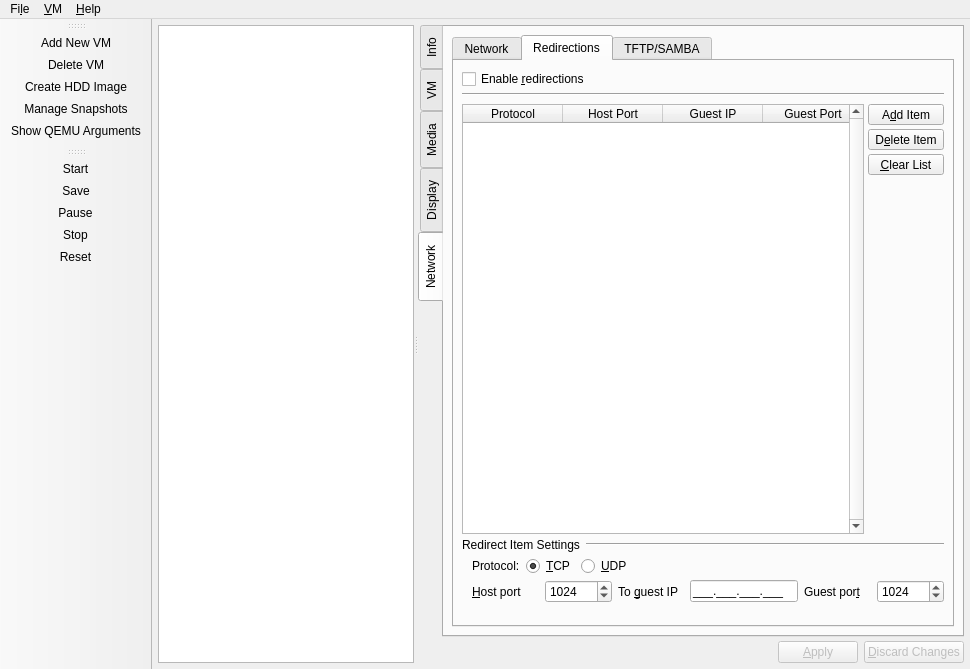
The window that src/Main_Window.ui (tobimensch/aqemu) describes before a commit, drawn with Qt 5.
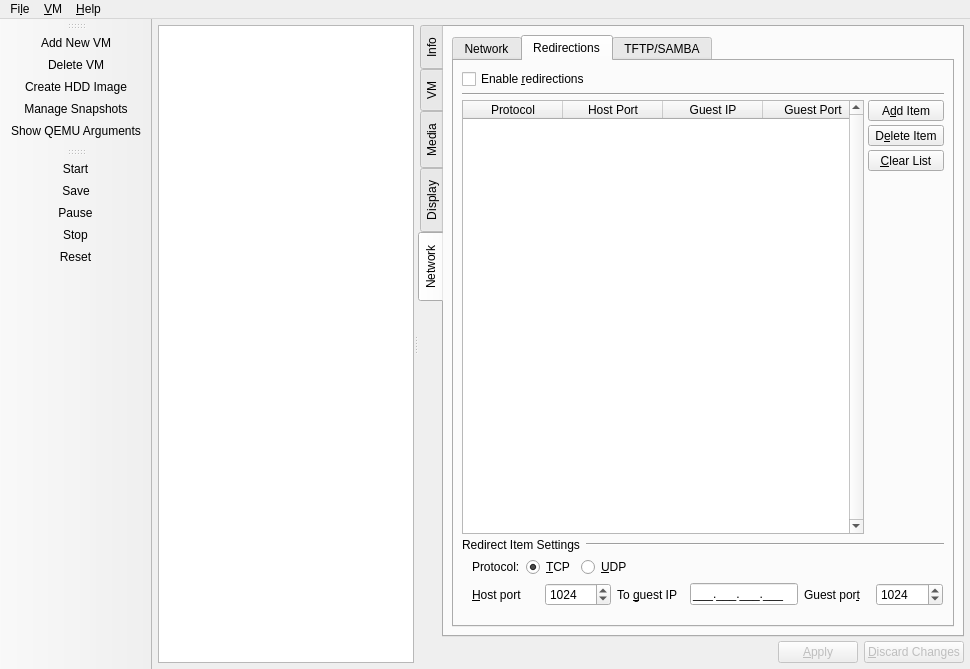
The same window after the commit. Icons and pictures are not drawn. Custom widgets are drawn as their Qt base class.

Commit message: Fixed/Corrected disabled/enabled of widgets when VMs are started/stopped.

Diff of the .ui file:
```diff
--- a/src/Main_Window.ui
+++ b/src/Main_Window.ui
@@ -2385,178 +2385,7 @@
                 <property name="topMargin">
                  <number>8</number>
                 </property>
-                <item row="6" column="1">
-                 <widget class="QWidget" name="Widget_Redirection_Buttons" native="true">
-                  <layout class="QVBoxLayout" name="verticalLayout_6">
-                   <property name="leftMargin">
-                    <number>0</number>
-                   </property>
-                   <property name="topMargin">
-                    <number>0</number>
-                   </property>
-                   <property name="rightMargin">
-                    <number>0</number>
-                   </property>
-                   <property name="bottomMargin">
-                    <number>0</number>
-                   </property>
-                   <item>
-                    <widget class="QToolButton" name="Button_Add_Redirections">
-                     <property name="sizePolicy">
-                      <sizepolicy hsizetype="Minimum" vsizetype="Fixed">
-                       <horstretch>0</horstretch>
-                       <verstretch>0</verstretch>
-                      </sizepolicy>
-                     </property>
-                     <property name="text">
-                      <string>A&amp;dd Item</string>
-                     </property>
-                     <property name="icon">
-                      <iconset resource="../resources/icons.qrc">
-                       <normaloff>:/add.png</normaloff>:/add.png</iconset>
-                     </property>
-                     <property name="toolButtonStyle">
-                      <enum>Qt::ToolButtonTextUnderIcon</enum>
-                     </property>
-                    </widget>
-                   </item>
-                   <item>
-                    <widget class="QToolButton" name="Button_Delete_Redirections">
-                     <property name="sizePolicy">
-                      <sizepolicy hsizetype="Minimum" vsizetype="Fixed">
-                       <horstretch>0</horstretch>
-                       <verstretch>0</verstretch>
-                      </sizepolicy>
-                     </property>
-                     <property name="text">
-                      <string>D&amp;elete Item</string>
-                     </property>
-                     <property name="icon">
-                      <iconset resource="../resources/icons.qrc">
-                       <normaloff>:/remove.png</normaloff>:/remove.png</iconset>
-                     </property>
-                     <property name="toolButtonStyle">
-                      <enum>Qt::ToolButtonTextUnderIcon</enum>
-                     </property>
-                    </widget>
-                   </item>
-                   <item>
-                    <widget class="QToolButton" name="Button_Clear_Redirections">
-                     <property name="sizePolicy">
-                      <sizepolicy hsizetype="Minimum" vsizetype="Fixed">
-                       <horstretch>0</horstretch>
-                       <verstretch>0</verstretch>
-                      </sizepolicy>
-                     </property>
-                     <property name="text">
-                      <string>&amp;Clear List</string>
-                     </property>
-                     <property name="icon">
-                      <iconset resource="../resources/icons.qrc">
-                       <normaloff>:/error.png</normaloff>:/error.png</iconset>
-                     </property>
-                     <property name="toolButtonStyle">
-                      <enum>Qt::ToolButtonTextUnderIcon</enum>
-                     </property>
-                    </widget>
-                   </item>
-                   <item>
-                    <spacer name="verticalSpacer_16">
-                     <property name="orientation">
-                      <enum>Qt::Vertical</enum>
-                     </property>
-                     <property name="sizeType">
-                      <enum>QSizePolicy::Expanding</enum>
-                     </property>
-                     <property name="sizeHint" stdset="0">
-                      <size>
-                       <width>20</width>
-                       <height>61</height>
-                      </size>
-                     </property>
-                    </spacer>
-                   </item>
-                  </layout>
-                 </widget>
-                </item>
-                <item row="6" column="0">
-                 <widget class="QTableWidget" name="Redirections_List">
-                  <property name="sizePolicy">
-                   <sizepolicy hsizetype="Expanding" vsizetype="Expanding">
-                    <horstretch>0</horstretch>
-                    <verstretch>0</verstretch>
-                   </sizepolicy>
-                  </property>
-                  <property name="minimumSize">
-                   <size>
-                    <width>0</width>
-                    <height>0</height>
-                   </size>
-                  </property>
-                  <property name="verticalScrollBarPolicy">
-                   <enum>Qt::ScrollBarAlwaysOn</enum>
-                  </property>
-                  <property name="horizontalScrollBarPolicy">
-                   <enum>Qt::ScrollBarAlwaysOff</enum>
-                  </property>
-                  <property name="sizeAdjustPolicy">
-                   <enum>QAbstractScrollArea::AdjustIgnored</enum>
-                  </property>
-                  <property name="editTriggers">
-                   <set>QAbstractItemView::NoEditTriggers</set>
-                  </property>
-                  <property name="selectionMode">
-                   <enum>QAbstractItemView::SingleSelection</enum>
-                  </property>
-                  <property name="selectionBehavior">
-                   <enum>QAbstractItemView::SelectRows</enum>
-                  </property>
-                  <property name="verticalScrollMode">
-                   <enum>QAbstractItemView::ScrollPerPixel</enum>
-                  </property>
-                  <column>
-                   <property name="text">
-                    <string>Protocol</string>
-                   </property>
-                   <property name="font">
-                    <font>
-                     <pointsize>9</pointsize>
-                    </font>
-                   </property>
-                  </column>
-                  <column>
-                   <property name="text">
-                    <string>Host Port</string>
-                   </property>
-                   <property name="font">
-                    <font>
-                     <pointsize>9</pointsize>
-                    </font>
-                   </property>
-                  </column>
-                  <column>
-                   <property name="text">
-                    <string>Guest IP</string>
-                   </property>
-                   <property name="font">
-                    <font>
-                     <pointsize>9</pointsize>
-                    </font>
-                   </property>
-                  </column>
-                  <column>
-                   <property name="text">
-                    <string>Guest Port</string>
-                   </property>
-                   <property name="font">
-                    <font>
-                     <pointsize>9</pointsize>
-                    </font>
-                   </property>
-                  </column>
-                 </widget>
-                </item>
-                <item row="7" column="0" colspan="2">
+                <item row="6" column="0" colspan="2">
                  <widget class="QWidget" name="Redirection_Widget" native="true">
                   <property name="sizePolicy">
                    <sizepolicy hsizetype="Minimum" vsizetype="Maximum">
@@ -2617,7 +2446,8 @@
                     </layout>
                    </item>
                    <item row="1" column="0" colspan="2">
-                    <layout class="QHBoxLayout">
+                    <widget class="QWidget" name="" native="true">
+                     <layout class="QHBoxLayout" name="Widget_Redirection_Protocol">
                      <property name="spacing">
                       <number>6</number>
                      </property>
@@ -2625,13 +2455,13 @@
                       <number>10</number>
                      </property>
                      <property name="topMargin">
-                      <number>0</number>
+                       <number>1</number>
                      </property>
                      <property name="rightMargin">
-                      <number>0</number>
+                       <number>1</number>
                      </property>
                      <property name="bottomMargin">
-                      <number>0</number>
+                       <number>1</number>
                      </property>
                      <item>
                       <widget class="QLabel" name="Label_Protocol">
@@ -2671,9 +2501,11 @@
                       </spacer>
                      </item>
                     </layout>
+                    </widget>
                    </item>
                    <item row="2" column="0" colspan="2">
-                    <layout class="QHBoxLayout">
+                    <widget class="QWidget" name="" native="true">
+                     <layout class="QHBoxLayout" name="Widget_Redirection_Net">
                      <property name="spacing">
                       <number>6</number>
                      </property>
@@ -2681,13 +2513,13 @@
                       <number>10</number>
                      </property>
                      <property name="topMargin">
-                      <number>0</number>
+                       <number>1</number>
                      </property>
                      <property name="rightMargin">
-                      <number>0</number>
+                       <number>1</number>
                      </property>
                      <property name="bottomMargin">
-                      <number>0</number>
+                       <number>1</number>
                      </property>
                      <item>
                       <widget class="QLabel" name="Label_Port1">
@@ -2762,47 +2594,12 @@
                       </widget>
                      </item>
                     </layout>
-                   </item>
-                  </layout>
-                 </widget>
-                </item>
-                <item row="9" column="0" colspan="2">
-                 <widget class="QWidget" name="Widget_Network_Other" native="true">
-                  <layout class="QVBoxLayout" name="verticalLayout_19">
-                   <property name="leftMargin">
-                    <number>0</number>
-                   </property>
-                   <property name="topMargin">
-                    <number>0</number>
-                   </property>
-                   <property name="rightMargin">
-                    <number>0</number>
-                   </property>
-                   <property name="bottomMargin">
-                    <number>0</number>
-                   </property>
+                    </widget>
+                   </item>
                   </layout>
                  </widget>
                 </item>
-                <item row="3" column="0">
-                 <widget class="QWidget" name="Widget_Redirection_CheckBox" native="true">
-                  <layout class="QHBoxLayout" name="horizontalLayout_15">
-                   <property name="leftMargin">
-                    <number>0</number>
-                   </property>
-                   <property name="topMargin">
-                    <number>0</number>
-                   </property>
-                   <property name="rightMargin">
-                    <number>0</number>
-                   </property>
-                   <property name="bottomMargin">
-                    <number>0</number>
-                   </property>
-                  </layout>
-                 </widget>
-                </item>
-                <item row="8" column="0">
+                <item row="7" column="0">
                  <spacer name="verticalSpacer_17">
                   <property name="orientation">
                    <enum>Qt::Vertical</enum>
@@ -2818,17 +2615,81 @@
                   </property>
                  </spacer>
                 </item>
-                <item row="2" column="0" colspan="2">
-                 <widget class="Line" name="line_11">
+                <item row="5" column="0">
+                 <widget class="QTableWidget" name="Redirections_List">
                   <property name="sizePolicy">
-                   <sizepolicy hsizetype="Minimum" vsizetype="Fixed">
+                   <sizepolicy hsizetype="Expanding" vsizetype="Expanding">
                     <horstretch>0</horstretch>
                     <verstretch>0</verstretch>
                    </sizepolicy>
                   </property>
-                  <property name="orientation">
-                   <enum>Qt::Horizontal</enum>
+                  <property name="minimumSize">
+                   <size>
+                    <width>0</width>
+                    <height>0</height>
+                   </size>
                   </property>
+                  <property name="verticalScrollBarPolicy">
+                   <enum>Qt::ScrollBarAlwaysOn</enum>
+                  </property>
+                  <property name="horizontalScrollBarPolicy">
+                   <enum>Qt::ScrollBarAlwaysOff</enum>
+                  </property>
+                  <property name="sizeAdjustPolicy">
+                   <enum>QAbstractScrollArea::AdjustIgnored</enum>
+                  </property>
+                  <property name="editTriggers">
+                   <set>QAbstractItemView::NoEditTriggers</set>
+                  </property>
+                  <property name="selectionMode">
+                   <enum>QAbstractItemView::SingleSelection</enum>
+                  </property>
+                  <property name="selectionBehavior">
+                   <enum>QAbstractItemView::SelectRows</enum>
+                  </property>
+                  <property name="verticalScrollMode">
+                   <enum>QAbstractItemView::ScrollPerPixel</enum>
+                  </property>
+                  <column>
+                   <property name="text">
+                    <string>Protocol</string>
+                   </property>
+                   <property name="font">
+                    <font>
+                     <pointsize>9</pointsize>
+                    </font>
+                   </property>
+                  </column>
+                  <column>
+                   <property name="text">
+                    <string>Host Port</string>
+                   </property>
+                   <property name="font">
+                    <font>
+                     <pointsize>9</pointsize>
+                    </font>
+                   </property>
+                  </column>
+                  <column>
+                   <property name="text">
+                    <string>Guest IP</string>
+                   </property>
+                   <property name="font">
+                    <font>
+                     <pointsize>9</pointsize>
+                    </font>
+                   </property>
+                  </column>
+                  <column>
+                   <property name="text">
+                    <string>Guest Port</string>
+                   </property>
+                   <property name="font">
+                    <font>
+                     <pointsize>9</pointsize>
+                    </font>
+                   </property>
+                  </column>
                  </widget>
                 </item>
                 <item row="0" column="0" colspan="2">
@@ -2844,6 +2705,113 @@
                   </property>
                  </widget>
                 </item>
+                <item row="5" column="1">
+                 <widget class="QWidget" name="Widget_Redirection_Buttons" native="true">
+                  <layout class="QVBoxLayout" name="verticalLayout_6">
+                   <property name="leftMargin">
+                    <number>0</number>
+                   </property>
+                   <property name="topMargin">
+                    <number>0</number>
+                   </property>
+                   <property name="rightMargin">
+                    <number>0</number>
+                   </property>
+                   <property name="bottomMargin">
+                    <number>0</number>
+                   </property>
+                   <item>
+                    <widget class="QToolButton" name="Button_Add_Redirections">
+                     <property name="sizePolicy">
+                      <sizepolicy hsizetype="Minimum" vsizetype="Fixed">
+                       <horstretch>0</horstretch>
+                       <verstretch>0</verstretch>
+                      </sizepolicy>
+                     </property>
+                     <property name="text">
+                      <string>A&amp;dd Item</string>
+                     </property>
+                     <property name="icon">
+                      <iconset resource="../resources/icons.qrc">
+                       <normaloff>:/add.png</normaloff>:/add.png</iconset>
+                     </property>
+                     <property name="toolButtonStyle">
+                      <enum>Qt::ToolButtonTextUnderIcon</enum>
+                     </property>
+                    </widget>
+                   </item>
+                   <item>
+                    <widget class="QToolButton" name="Button_Delete_Redirections">
+                     <property name="sizePolicy">
+                      <sizepolicy hsizetype="Minimum" vsizetype="Fixed">
+                       <horstretch>0</horstretch>
+                       <verstretch>0</verstretch>
+                      </sizepolicy>
+                     </property>
+                     <property name="text">
+                      <string>D&amp;elete Item</string>
+                     </property>
+                     <property name="icon">
+                      <iconset resource="../resources/icons.qrc">
+                       <normaloff>:/remove.png</normaloff>:/remove.png</iconset>
+                     </property>
+                     <property name="toolButtonStyle">
+                      <enum>Qt::ToolButtonTextUnderIcon</enum>
+                     </property>
+                    </widget>
+                   </item>
+                   <item>
+                    <widget class="QToolButton" name="Button_Clear_Redirections">
+                     <property name="sizePolicy">
+                      <sizepolicy hsizetype="Minimum" vsizetype="Fixed">
+                       <horstretch>0</horstretch>
+                       <verstretch>0</verstretch>
+                      </sizepolicy>
+                     </property>
+                     <property name="text">
+                      <string>&amp;Clear List</string>
+                     </property>
+                     <property name="icon">
+                      <iconset resource="../resources/icons.qrc">
+                       <normaloff>:/error.png</normaloff>:/error.png</iconset>
+                     </property>
+                     <property name="toolButtonStyle">
+                      <enum>Qt::ToolButtonTextUnderIcon</enum>
+                     </property>
+                    </widget>
+                   </item>
+                   <item>
+                    <spacer name="verticalSpacer_16">
+                     <property name="orientation">
+                      <enum>Qt::Vertical</enum>
+                     </property>
+                     <property name="sizeType">
+                      <enum>QSizePolicy::Expanding</enum>
+                     </property>
+                     <property name="sizeHint" stdset="0">
+                      <size>
+                       <width>20</width>
+                       <height>61</height>
+                      </size>
+                     </property>
+                    </spacer>
+                   </item>
+                  </layout>
+                 </widget>
+                </item>
+                <item row="2" column="0" colspan="2">
+                 <widget class="Line" name="line_11">
+                  <property name="sizePolicy">
+                   <sizepolicy hsizetype="Minimum" vsizetype="Fixed">
+                    <horstretch>0</horstretch>
+                    <verstretch>0</verstretch>
+                   </sizepolicy>
+                  </property>
+                  <property name="orientation">
+                   <enum>Qt::Horizontal</enum>
+                  </property>
+                 </widget>
+                </item>
                </layout>
               </widget>
               <widget class="QWidget" name="Tab_Network_TFTP_SAMBA">
```
Lines whose indentation alone changed are shown as unchanged. The commit also changes 5 other files.
